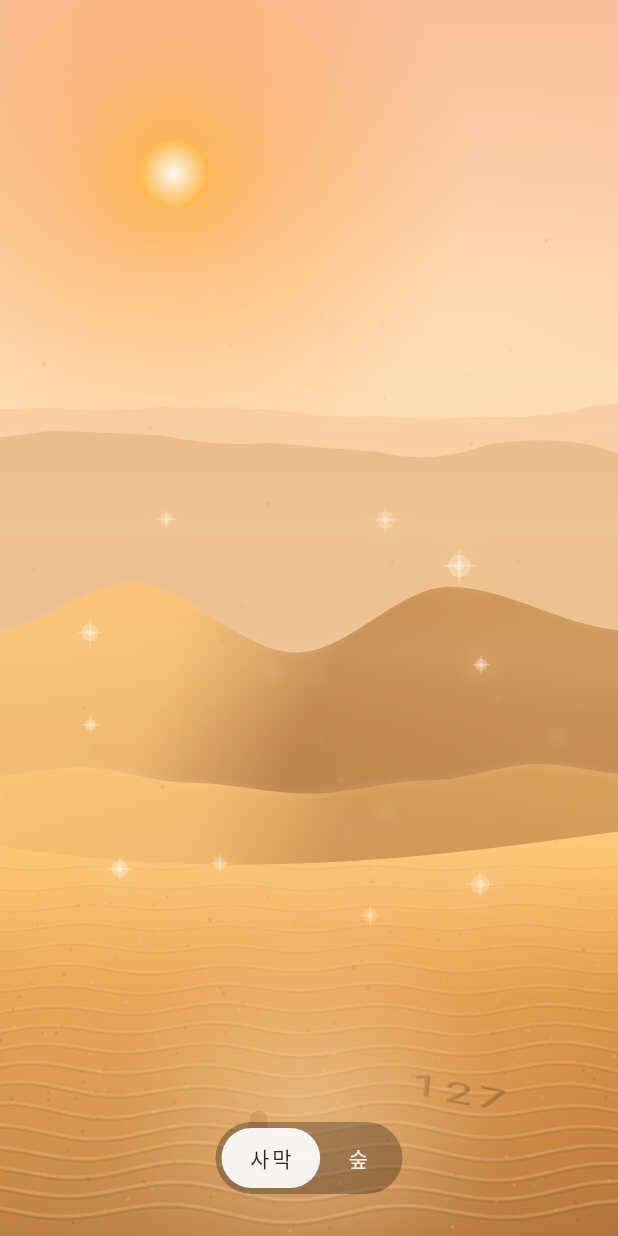
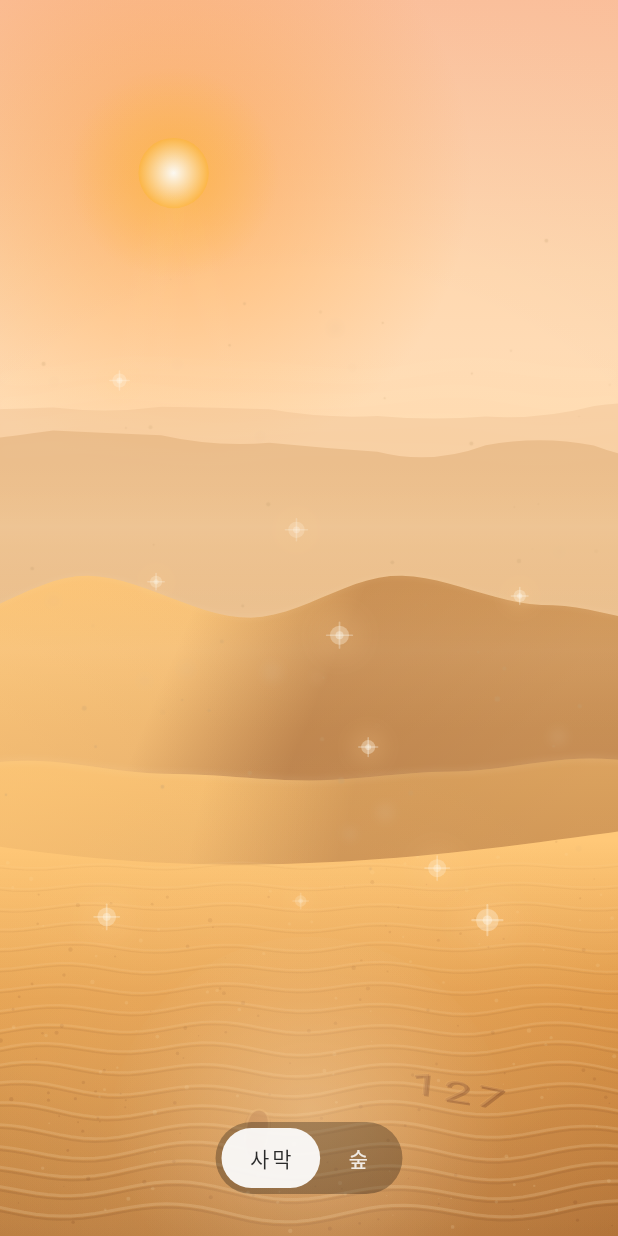
Before and after one commit to whtjdqls617/Parallel, a Flutter app: the screen it shows after launch, after a tap on "사막", on a phone screen of 412 x 824 dp. Run offline on Flutter 3.47's test engine with Material 3 defaults, Android fonts, the phone set to English and light mode, and no system bars; Roboto replaces fonts that are missing (Georgia).

Commit message:
fix: ui 수정

```diff
--- a/lib/scenes/desert/desert_painter.dart
+++ b/lib/scenes/desert/desert_painter.dart
@@ -127,7 +127,7 @@ class DesertPainter extends CustomPainter {
     _paintPresenceInSand(canvas, size, breath: breath);
     _paintDust(canvas, size, wind, vanish: vanish);
 
-    // Close companions — soft sparks wrapping your seat.
+    // Companions — soft sparks across the hollow, center and sides.
     _paintPresenceSpirits(canvas, size, breath: breath);
 
     _paintComfortGlow(canvas, size, breath);
@@ -414,28 +414,31 @@ class DesertPainter extends CustomPainter {
     final rng = math.Random(seed);
     final points = <Offset>[];
     if (style == DuneStyle.ridge) {
-      final a = 0.50 + rng.nextDouble() * 0.15;
-      final b = 0.78 + rng.nextDouble() * 0.15;
-      final c = 0.45 + rng.nextDouble() * 0.12;
-      final d = 0.68 + rng.nextDouble() * 0.14;
+      // Continuous far sweep — one crest from edge to edge, mild undulation.
+      final a = 0.58 + rng.nextDouble() * 0.08;
+      final b = 0.82 + rng.nextDouble() * 0.10;
+      final c = 0.62 + rng.nextDouble() * 0.08;
+      final d = 0.76 + rng.nextDouble() * 0.10;
+      final e = 0.56 + rng.nextDouble() * 0.08;
       points.addAll([
         Offset(0.00, a),
-        Offset(0.22, b),
-        Offset(0.48, c),
-        Offset(0.72, d),
-        Offset(1.00, 0.52 + rng.nextDouble() * 0.12),
+        Offset(0.20, b),
+        Offset(0.42, c),
+        Offset(0.62, d),
+        Offset(0.82, c + 0.06),
+        Offset(1.00, e),
       ]);
     } else if (style == DuneStyle.mid) {
-      // Soft open pass — low shoulders, open center. Easy on the eyes.
-      // Looks toward the far ridges instead of blocking them.
+      // Soft mid pass — gentle center dip, but crest stays flush L→R.
+      // Gaze can still slip through without the ridge looking detached.
       points.addAll([
-        Offset(0.00, 0.42),
-        Offset(0.16, 0.52),
-        Offset(0.32, 0.38),
-        Offset(0.50, 0.28), // open middle — gaze slips through
-        Offset(0.68, 0.40),
-        Offset(0.84, 0.55),
-        Offset(1.00, 0.44),
+        Offset(0.00, 0.50),
+        Offset(0.14, 0.58),
+        Offset(0.32, 0.46),
+        Offset(0.50, 0.40),
+        Offset(0.68, 0.48),
+        Offset(0.86, 0.60),
+        Offset(1.00, 0.52),
       ]);
     } else {
       points.addAll([
@@ -449,6 +452,8 @@ class DesertPainter extends CustomPainter {
 
     final windLift = wind * rise * 0.006;
     final swayX = sway * size.width * 0.2;
+    // Extra overdraw so perspective scale + sway still reach both edges.
+    final overdraw = size.width * 0.14 + swayX.abs();
 
     double crestAt(double u) {
       for (var i = 0; i < points.length - 1; i++) {
@@ -463,12 +468,12 @@ class DesertPainter extends CustomPainter {
       return points.last.dy;
     }
 
-    final path = Path()..moveTo(-20, size.height);
+    final path = Path()..moveTo(-overdraw, size.height);
     const samples = 64;
     final crestSamples = <Offset>[];
     for (var i = 0; i <= samples; i++) {
       final u = i / samples;
-      final x = -20 + (size.width + 40) * u + swayX;
+      final x = -overdraw + (size.width + overdraw * 2) * u + swayX;
       final h = crestAt(u);
       final y = crestY + rise * (1 - h) - windLift * math.sin(u * math.pi);
       crestSamples.add(Offset(x, y));
@@ -479,7 +484,7 @@ class DesertPainter extends CustomPainter {
       }
     }
     path
-      ..lineTo(size.width + 20, size.height)
+      ..lineTo(size.width + overdraw, size.height)
       ..close();
 
     final washed = Color.lerp(color, DesertPalette.skyHorizon, depthFade)!;
@@ -1227,7 +1232,7 @@ class DesertPainter extends CustomPainter {
     return '${(n / 1000).round()}k';
   }
 
-  /// Soft constellation sparks — company wrapping your seat.
+  /// Soft constellation sparks — company drifting across the hollow.
   /// Count rises gently with people, then hard-caps so it never swarms.
   static const presenceSparkMax = 10;
 
@@ -1241,29 +1246,17 @@ class DesertPainter extends CustomPainter {
     final n = _presenceSparkCount(presenceCount);
     final rng = math.Random(53);
 
-    // Home ring around the seat — periphery, not the horizon.
+    // Even homes across the hollow — keep the soft desert spark look.
     final seat = Offset(size.width * 0.5, size.height * 0.58);
-    final rx = size.width * 0.46;
-    final ry = size.height * 0.28;
 
     for (var i = 0; i < n; i++) {
-      final lane = 0.55 + rng.nextDouble() * 0.45;
-      final slot = (i + 0.5) / n;
-      final sideBias = math.sin(slot * math.pi * 2) * 0.35;
-      final homeAngle = slot * math.pi * 2 + sideBias + rng.nextDouble() * 0.5;
+      // Stratify across width so left / middle / right stay evenly company.
+      final col = (i + 0.5) / n;
+      final homeX =
+          size.width * (0.08 + col * 0.84 + (rng.nextDouble() - 0.5) * 0.08);
+      final homeY = size.height * (0.28 + rng.nextDouble() * 0.52);
 
-      var homeX = seat.dx + math.cos(homeAngle) * rx * lane;
-      var homeY = seat.dy + math.sin(homeAngle) * ry * lane * 0.85;
-
-      // Keep a soft clear cone ahead.
-      final ahead = (homeX - seat.dx).abs() / (size.width * 0.5);
-      final lift = (seat.dy - homeY) / (size.height * 0.35);
-      if (ahead < 0.22 && lift > 0.15 && lift < 0.85) {
-        final dir = homeX >= seat.dx ? 1.0 : -1.0;
-        homeX += dir * (0.22 - ahead) * size.width * 0.55;
-      }
-
-      // Irregular wander — layered drifts + rare darts, not a smooth orbit.
+      // Irregular wander — layered drifts + rare darts (original desert feel).
       final p1 = rng.nextDouble() * math.pi * 2;
       final p2 = rng.nextDouble() * math.pi * 2;
       final p3 = rng.nextDouble() * math.pi * 2;
@@ -1284,7 +1277,6 @@ class DesertPainter extends CustomPainter {
           math.sin(t * sy2 + p3) * amp * 0.45 +
           math.cos(t * sy3 + p1) * amp * 0.22;
 
-      // Occasional dart — sharp envelope, different phase per spark.
       final dartPhase = rng.nextDouble() * math.pi * 2;
       final dart = math
           .pow(
@@ -1321,6 +1313,10 @@ class DesertPainter extends CustomPainter {
                   )
                   .toDouble();
 
+      // Soft falloff like before — don't let free scatter make them too dense.
+      final ahead = (pos.dx - seat.dx).abs() / (size.width * 0.5);
+      final lane =
+          ((pos - seat).distance / (size.shortestSide * 0.42)).clamp(0.35, 1.0);
       final nearness = (1.1 - lane).clamp(0.45, 1.0);
       final rimFade = (0.55 + ahead.clamp(0.0, 1.0) * 0.45).clamp(0.55, 1.0);
       final r =
```
Also changed, not shown: pubspec.lock, 1 other file.
